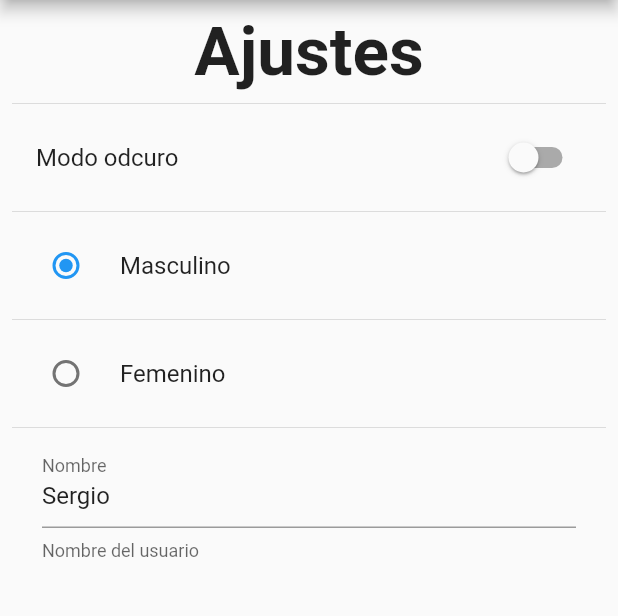
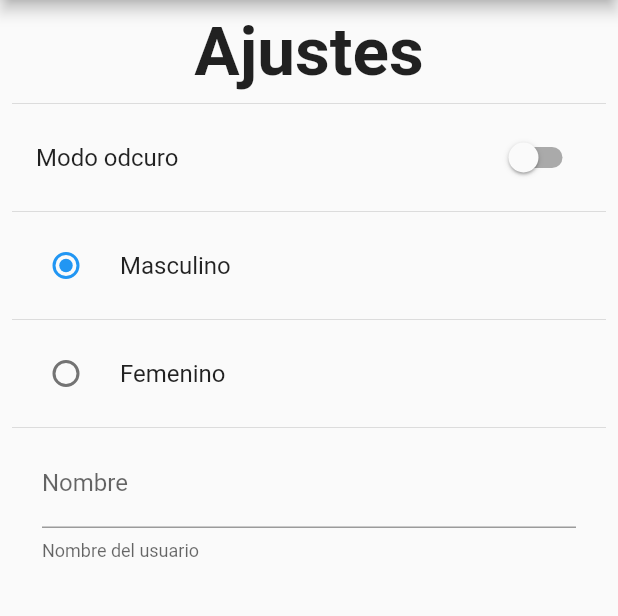
Before and after one commit to SergioK12/Preferencias-de-usuario, a Flutter app: the screen it shows after launch, in the side drawer, after a tap on "Ajustes", on a phone screen of 412 x 824 dp, the part 84-700 px from its top. Run offline on Flutter 3.47's test engine with Material 2 defaults, Android fonts, the phone set to English and light mode, and no system bars; our stand-ins replace shared_preferences.

Commit message:
Guardar y leer preferencias

```diff
--- a/lib/shared_preferences/shared_pref.dart
+++ b/lib/shared_preferences/shared_pref.dart
@@ -5,9 +5,33 @@ class Preferencias {
 
   static String _name = '';
   static bool _isDarkMode = false;
-  static int _gender = 1;
+  static int _genero = 1;
 
   static Future init() async {
     _prefs = await SharedPreferences.getInstance();
   }
+//NOMBRE
+  static String get getName {
+    return _prefs.getString('name') ?? _name;
+  }
+  static set setName(String name) {
+    _name = name;
+    _prefs.setString('name', name);
+  }
+  //MODO OSCURO
+  static bool get getIsDarkMode {
+    return _prefs.getBool('isdarkmode') ?? _isDarkMode;
+  }
+  static set setIsdarkmode(bool isdakrmode) {
+    _isDarkMode = isdakrmode;
+    _prefs.setBool('isdarkmode', isdakrmode);
+  }
+  //GENERO
+  static int get getGenero {
+    return _prefs.getInt('genero') ?? _genero;
+  }
+  static set setGenero(int genero) {
+    _genero = genero;
+    _prefs.setInt('genero', genero);
+  }
 }
--- a/lib/views/homrview.dart
+++ b/lib/views/homrview.dart
@@ -1,4 +1,7 @@
+// ignore_for_file: prefer_const_constructors
+
 import 'package:flutter/material.dart';
+import 'package:preferencias_de_usuario/shared_preferences/shared_pref.dart';
 import 'package:preferencias_de_usuario/widgets/widgets.dart';
 
 class HomeView extends StatelessWidget {
@@ -14,12 +17,12 @@ class HomeView extends StatelessWidget {
       body: Center(
         child: Column(
           mainAxisAlignment: MainAxisAlignment.center,
-          children:const [
-            Text("Modo Oscuro: "),
+          children: [
+            Text("Modo Oscuro: ${Preferencias.getIsDarkMode}"),
+            const Divider(),
+            Text("Nombre: ${Preferencias.getName}"),
             Divider(),
-            Text("Nombre: "),
-            Divider(),
-            Text("Genero: "),
+            Text("Genero: ${Preferencias.getGenero}"),
             Divider(),
 
           ],
--- a/lib/views/settingsview.dart
+++ b/lib/views/settingsview.dart
@@ -1,5 +1,7 @@
 import 'package:flutter/material.dart';
 import 'package:preferencias_de_usuario/widgets/widgets.dart';
+
+import '../shared_preferences/shared_pref.dart';
 
 class SettingsView extends StatefulWidget {
   static const String routeName = 'Settings';
@@ -32,52 +34,43 @@ class _SettingsViewState extends State<SettingsView> {
                 ),
                 const Divider(),
                 SwitchListTile.adaptive(
-                    value: isDarkMode,
+                    value: Preferencias.getIsDarkMode,
                     title: const Text("Modo odcuro"),
-
                     onChanged: (value) {
-                     isDarkMode =  value;
-                      setState(() {
-
-                      });
+                      Preferencias.setIsdarkmode = value;
+                      setState(() {});
                     }),
                 const Divider(),
                 RadioListTile<int>(
                     value: 1,
-                    groupValue: gender,
+                    groupValue: Preferencias.getGenero,
                     title: const Text("Masculino"),
                     onChanged: (value) {
-                      gender = value ?? 1;
-                      setState(() {
-
-                      });
+                      Preferencias.setGenero = value ?? 1;
+                      setState(() {});
                     }),
                 const Divider(),
-
                 RadioListTile<int>(
                     value: 2,
-                    groupValue: gender,
+                    groupValue: Preferencias.getGenero,
                     title: const Text("Femenino"),
                     onChanged: (value) {
-                      gender = value ?? 2;
-                      setState(() {
-
-                      });
+                      Preferencias.setGenero = value ?? 2;
+                      setState(() {});
                     }),
                 const Divider(),
                 Padding(
                   padding: const EdgeInsets.symmetric(horizontal: 20),
                   child: TextFormField(
-                    initialValue: 'Sergio',
-                    decoration: const InputDecoration(
-                        labelText: 'Nombre', helperText: 'Nombre del usuario'),
-                        onChanged: (value) {
-                          name = value;
-                          setState(() {
-
-                          });
-                        }),
-                  ),
+                      initialValue: Preferencias.getName,
+                      decoration: const InputDecoration(
+                          labelText: 'Nombre',
+                          helperText: 'Nombre del usuario'),
+                      onChanged: (value) {
+                        Preferencias.setName = value;
+                        setState(() {});
+                      }),
+                ),
               ],
             ),
           ),
```
